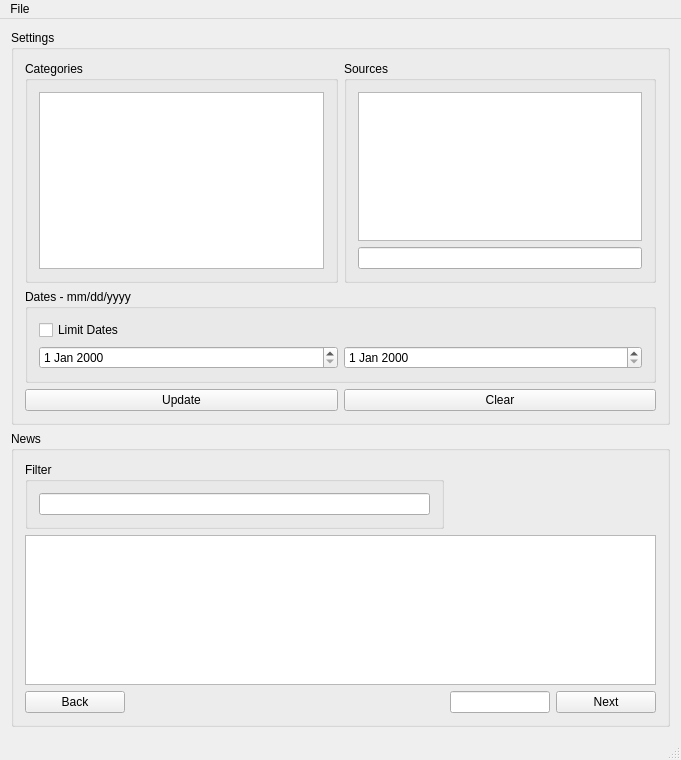
This is NewsGUI/mainwindow.ui in bitamins/cs411-T4 as Qt 5 draws it before an edit. The edited form follows.
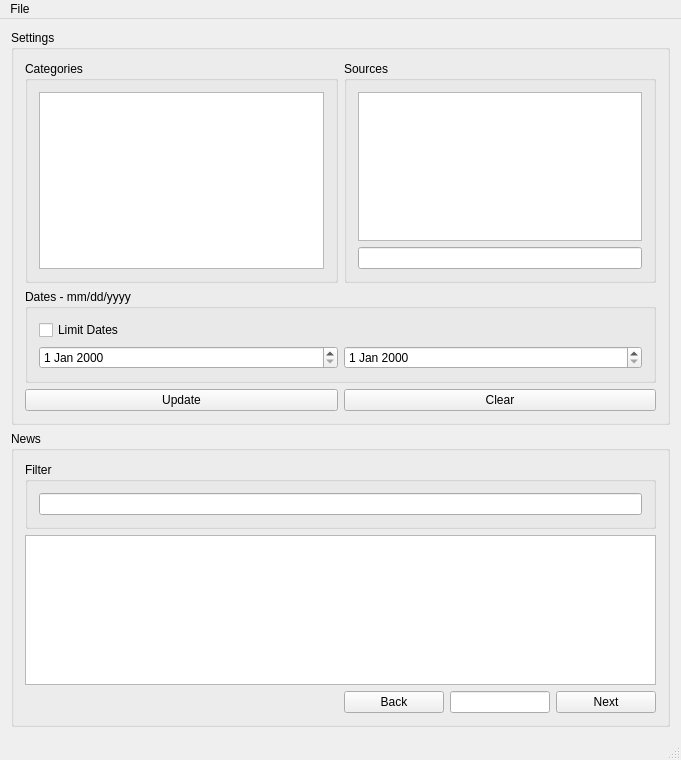
This is the edited form.

What changed in the file:
```diff
--- a/NewsGUI/mainwindow.ui
+++ b/NewsGUI/mainwindow.ui
@@ -96,7 +96,7 @@
        <string>News</string>
       </property>
       <layout class="QGridLayout" name="gridLayout_2">
-       <item row="0" column="0">
+       <item row="0" column="0" colspan="4">
         <widget class="QGroupBox" name="filterGroupBox">
          <property name="title">
           <string>Filter</string>
@@ -108,29 +108,7 @@
          </layout>
         </widget>
        </item>
-       <item row="1" column="0" colspan="3">
-        <widget class="QListWidget" name="newsListWidget"/>
-       </item>
-       <item row="2" column="0">
-        <widget class="QPushButton" name="GoBack">
-         <property name="minimumSize">
-          <size>
-           <width>100</width>
-           <height>0</height>
-          </size>
-         </property>
-         <property name="maximumSize">
-          <size>
-           <width>100</width>
-           <height>100</height>
-          </size>
-         </property>
-         <property name="text">
-          <string>Back</string>
-         </property>
-        </widget>
-       </item>
-       <item row="2" column="2">
+       <item row="2" column="3">
         <widget class="QPushButton" name="NextPage">
          <property name="minimumSize">
           <size>
@@ -149,7 +127,7 @@
          </property>
         </widget>
        </item>
-       <item row="2" column="1" alignment="Qt::AlignHCenter">
+       <item row="2" column="2">
         <widget class="QLineEdit" name="pageNum">
          <property name="minimumSize">
           <size>
@@ -163,8 +141,36 @@
            <height>16777215</height>
           </size>
          </property>
+         <property name="layoutDirection">
+          <enum>Qt::LeftToRight</enum>
+         </property>
+         <property name="alignment">
+          <set>Qt::AlignCenter</set>
+         </property>
         </widget>
        </item>
+       <item row="2" column="1">
+        <widget class="QPushButton" name="GoBack">
+         <property name="minimumSize">
+          <size>
+           <width>100</width>
+           <height>0</height>
+          </size>
+         </property>
+         <property name="maximumSize">
+          <size>
+           <width>100</width>
+           <height>100</height>
+          </size>
+         </property>
+         <property name="text">
+          <string>Back</string>
+         </property>
+        </widget>
+       </item>
+       <item row="1" column="0" colspan="4">
+        <widget class="QListWidget" name="newsListWidget"/>
+       </item>
       </layout>
      </widget>
     </item>
```
